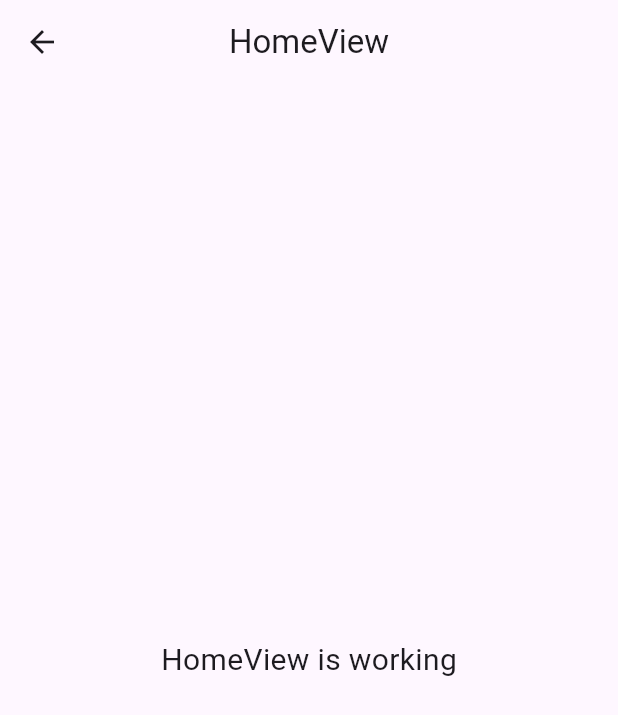
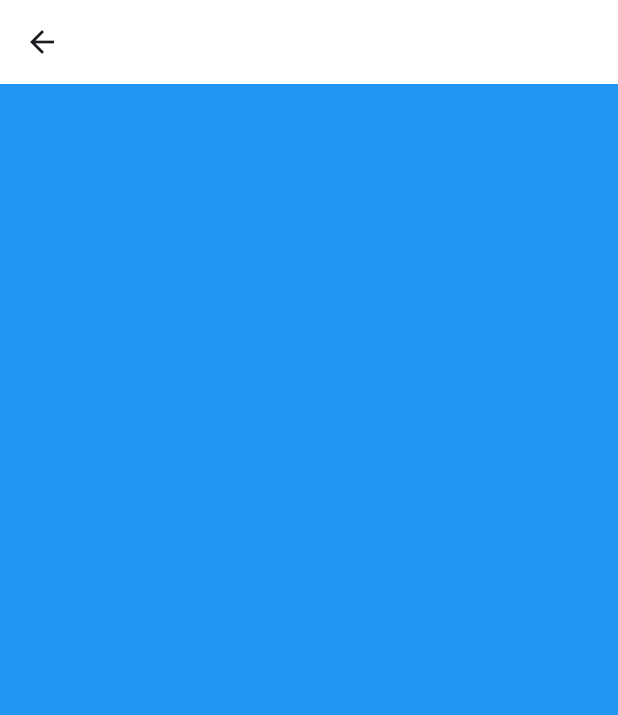
Before and after one commit to Manu43236/maya-maya, a Flutter app: the HomeView screen opened by its route, on a phone screen of 412 x 824 dp. Shown: the top 715 px of the screen. Run offline on Flutter 3.47's test engine with Material 3 defaults, Android fonts, the light colour scheme and no system bars; our stand-ins replace get.

Commit message:
responsive break points added

```diff
--- a/lib/app/modules/home/controllers/home_controller.dart
+++ b/lib/app/modules/home/controllers/home_controller.dart
@@ -4,6 +4,8 @@ class HomeController extends GetxController {
   //TODO: Implement HomeController
 
   final count = 0.obs;
+
+  var selectedIndex = 0.obs;
   @override
   void onInit() {
     super.onInit();
@@ -20,4 +22,8 @@ class HomeController extends GetxController {
   }
 
   void increment() => count.value++;
+
+  onItemTapped(int val) {
+    selectedIndex.value = val;
+  }
 }
--- a/lib/app/modules/home/views/home_view.dart
+++ b/lib/app/modules/home/views/home_view.dart
@@ -1,8 +1,12 @@
 import 'package:flutter/material.dart';
 
 import 'package:get/get.dart';
+import 'package:maya_maya_architecture/app/modules/home/views/web_views/web_home_view.dart';
+import 'package:maya_maya_architecture/base/responsive_views/base_responsive_view.dart';
+
 
 import '../controllers/home_controller.dart';
+import 'mobile_views/mobile_home_view.dart';
 
 class HomeView extends GetView<HomeController> {
   const HomeView({Key? key}) : super(key: key);
@@ -10,15 +14,11 @@ class HomeView extends GetView<HomeController> {
   Widget build(BuildContext context) {
     return Scaffold(
       appBar: AppBar(
-        title: const Text('HomeView'),
-        centerTitle: true,
+        elevation: 0.0,
+        backgroundColor: Colors.white,
       ),
-      body: const Center(
-        child: Text(
-          'HomeView is working',
-          style: TextStyle(fontSize: 20),
-        ),
-      ),
+      body: BaseResponsiveView(
+          largeScreen: WebHomeView(), smallScreen: const MobileHomeView()),
     );
   }
 }
--- /dev/null
+++ b/lib/app/modules/home/views/mobile_views/mobile_home_view.dart
@@ -0,0 +1,13 @@
+import 'package:flutter/material.dart';
+
+import 'package:get/get.dart';
+
+class MobileHomeView extends GetView {
+  const MobileHomeView({Key? key}) : super(key: key);
+  @override
+  Widget build(BuildContext context) {
+    return Container(
+      color: Colors.blue,
+    );
+  }
+}
--- a/lib/app/modules/splash/controllers/splash_controller.dart
+++ b/lib/app/modules/splash/controllers/splash_controller.dart
@@ -9,7 +9,7 @@ class SplashController extends GetxController {
   void onInit() {
     print('SPLASH CONTROLLEr');
     Future.delayed(Duration(seconds: 2), () {
-      Get.offAndToNamed(Routes.SIGNIN, parameters: {'id': 'nani'});
+      Get.offAndToNamed(Routes.HOME, parameters: {'id': 'nani'});
     });
     super.onInit();
   }
--- /dev/null
+++ b/lib/base/responsive_views/base_responsive_view.dart
@@ -0,0 +1,26 @@
+import 'package:flutter/widgets.dart';
+import 'package:maya_maya_architecture/base/utils/responsive_utils.dart';
+
+class BaseResponsiveView extends StatelessWidget {
+  final Widget largeScreen;
+  final Widget smallScreen;
+
+  const BaseResponsiveView({
+    super.key,
+    required this.largeScreen,
+    required this.smallScreen,
+  });
+
+  @override
+  Widget build(BuildContext context) {
+    return LayoutBuilder(builder: (context, constrains) {
+      double width = constrains.maxWidth;
+
+      if (width >= MEDIUM_SCREEN_SIZE) {
+        return largeScreen;
+      } else {
+        return smallScreen ?? largeScreen;
+      }
+    });
+  }
+}
```
Also changed, not shown: lib/app/modules/home/views/web_views/web_home_view.dart (added, +65 -0 lines), lib/app/modules/signin/views/mobile_views/mobile_signin_view.dart (added, +13 -0 lines), lib/app/modules/signin/views/web_views/web_signin_view.dart (added, +77 -0 lines), lib/base/utils/responsive_utils.dart (added, +19 -0 lines).
